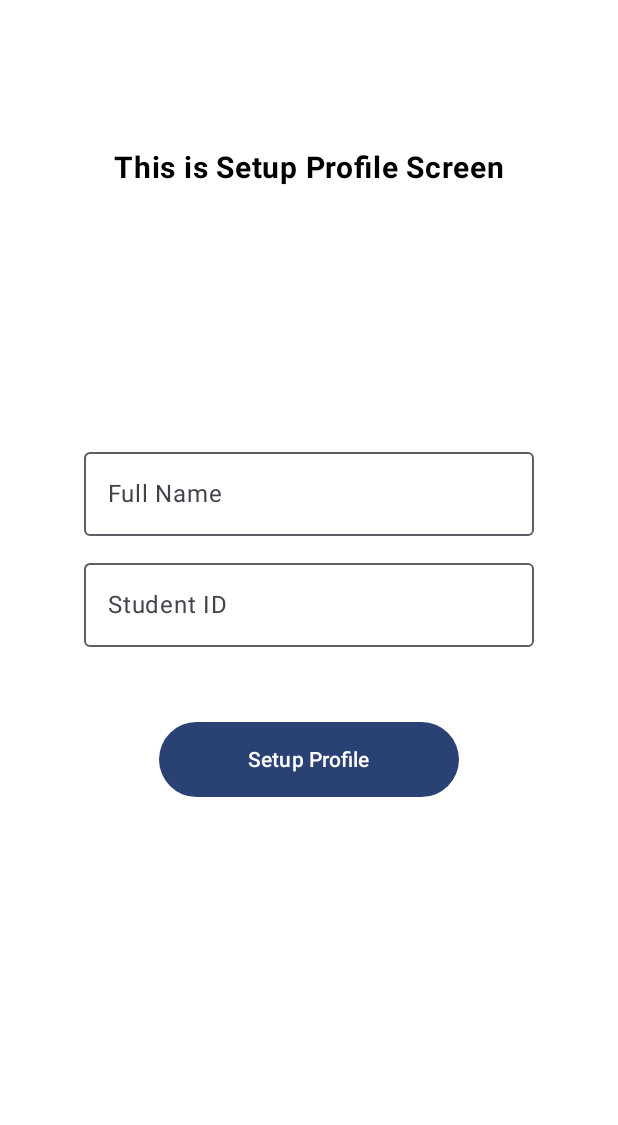
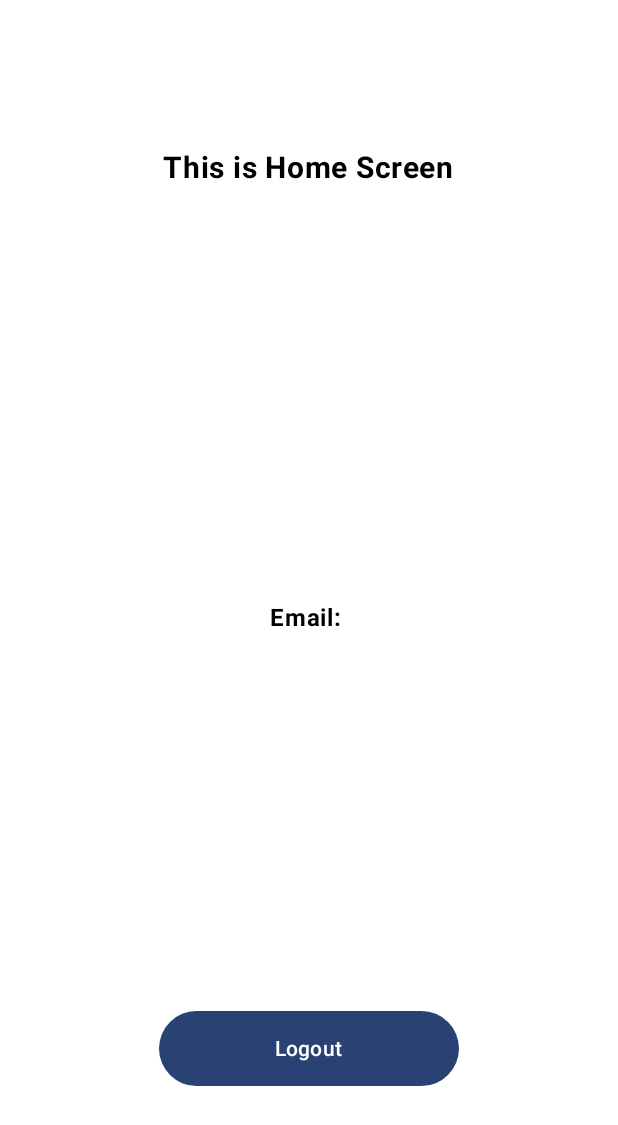
Before and after one commit to delon-nazara/campus-project-pm-end-semester, an Android app built with Jetpack Compose: the composable App shown on its own in the app's theme, after a tap on "Setup Profile", on a phone screen of 412 x 824 dp. Shown: the top 1125 px of the screen. Run offline under Robolectric (Android 15) with nearby library versions, the phone set to English and light mode, and no system bars; our stand-ins replace Firebase (no records; nobody signed in at launch, a user with empty details on screens opened directly).

```diff
--- a/app/src/main/java/com/example/proyekakhirpemrogramanmobile/utils/Navigation.kt
+++ b/app/src/main/java/com/example/proyekakhirpemrogramanmobile/utils/Navigation.kt
@@ -1,9 +1,7 @@
 package com.example.proyekakhirpemrogramanmobile.utils
 
 import android.content.Context
-import android.util.Log
 import androidx.compose.runtime.Composable
-import androidx.compose.runtime.LaunchedEffect
 import androidx.compose.runtime.collectAsState
 import androidx.compose.runtime.getValue
 import androidx.compose.runtime.rememberCoroutineScope
@@ -24,6 +22,7 @@ import kotlinx.coroutines.launch
 
 @Composable
 fun App(context: Context) {
+
     val authenticationViewModel: AuthenticationViewModel = viewModel()
     val userState by authenticationViewModel.userState.collectAsState()
 
@@ -32,19 +31,27 @@ fun App(context: Context) {
     val navController: NavHostController = rememberNavController()
     val coroutineScope: CoroutineScope = rememberCoroutineScope()
 
-    val startDestination =
-        if (userState == null) {
-            "base_screen"
-        } else if (!databaseViewModel.userExistInDatabase(userState!!.uid)) {
-            "setup_profile_screen"
-        } else {
-            "home_screen"
-        }
-
     NavHost(
         navController = navController,
-        startDestination = startDestination
+        startDestination = "base_screen"
     ) {
+        coroutineScope.launch {
+            if (userState != null) {
+                if (databaseViewModel.userExistInDatabase(userState!!.uid)) {
+                    navController.navigate("home_screen") {
+                        popUpTo(0) {
+                            inclusive = true
+                        }
+                    }
+                } else {
+                    navController.navigate("setup_profile_screen") {
+                        popUpTo(0) {
+                            inclusive = true
+                        }
+                    }
+                }
+            }
+        }
         composable("base_screen") {
             BaseScreen(
                 onRegisterScreenButton = {
@@ -70,22 +77,15 @@ fun App(context: Context) {
                         showToast(context, "Email or password cannot be empty")
                     } else {
                         coroutineScope.launch {
-                            val registerResult = authenticationViewModel.register(email, password)
-                            if (registerResult == "Successful") {
-                                val saveUserResult = databaseViewModel.saveUserToDatabase(userState!!)
-                                if (saveUserResult == "Successful") {
-                                    showToast(context, "Successful")
-                                    navController.navigate("setup_profile_screen") {
-                                        popUpTo(0) {
-                                            inclusive = true
-                                        }
+                            val result = authenticationViewModel.register(email, password)
+                            if (result == "Successful") {
+                                navController.navigate("setup_profile_screen") {
+                                    popUpTo(0) {
+                                        inclusive = true
                                     }
-                                } else {
-                                    showToast(context, saveUserResult)
                                 }
-                            } else {
-                                showToast(context, registerResult)
                             }
+                            showToast(context, result)
                         }
                     }
                 },
@@ -143,7 +143,17 @@ fun App(context: Context) {
         composable("setup_profile_screen") {
             SetupProfileScreen(
                 onSetupProfileButtonClicked = { fullName, studentId ->
-
+                    coroutineScope.launch {
+                        val result = databaseViewModel.saveUserToDatabase(userState!!, fullName, studentId)
+                        if (result == "Successful") {
+                            navController.navigate("home_screen") {
+                                popUpTo(0) {
+                                    inclusive = true
+                                }
+                            }
+                        }
+                        showToast(context, result)
+                    }
                 }
             )
         }
@@ -162,4 +172,5 @@ fun App(context: Context) {
             )
         }
     }
+
 }
--- a/app/src/main/java/com/example/proyekakhirpemrogramanmobile/view/SetupProfileScreen.kt
+++ b/app/src/main/java/com/example/proyekakhirpemrogramanmobile/view/SetupProfileScreen.kt
@@ -20,7 +20,6 @@ import androidx.compose.ui.Alignment
 import androidx.compose.ui.Modifier
 import androidx.compose.ui.res.stringResource
 import androidx.compose.ui.text.font.FontWeight
-import androidx.compose.ui.text.input.PasswordVisualTransformation
 import androidx.compose.ui.unit.dp
 import androidx.compose.ui.unit.sp
 import com.example.proyekakhirpemrogramanmobile.R
--- a/app/src/main/java/com/example/proyekakhirpemrogramanmobile/viewmodel/DatabaseViewModel.kt
+++ b/app/src/main/java/com/example/proyekakhirpemrogramanmobile/viewmodel/DatabaseViewModel.kt
@@ -1,7 +1,6 @@
 package com.example.proyekakhirpemrogramanmobile.viewmodel
 
 import androidx.lifecycle.ViewModel
-import com.example.proyekakhirpemrogramanmobile.utils.showToast
 import com.google.firebase.auth.FirebaseUser
 import com.google.firebase.firestore.FieldValue
 import com.google.firebase.firestore.FirebaseFirestore
@@ -15,12 +14,14 @@ class DatabaseViewModel : ViewModel() {
     private val database: FirebaseFirestore = Firebase.firestore
     private val usersRef = database.collection("users")
 
-    suspend fun saveUserToDatabase(user: FirebaseUser): String {
+    suspend fun saveUserToDatabase(user: FirebaseUser, fullName: String, studentId: String): String {
         return try {
             usersRef
                 .document(user.uid)
                 .set(
                     hashMapOf(
+                        "fullName" to fullName,
+                        "studentId" to studentId,
                         "email" to user.email,
                         "createdAt" to FieldValue.serverTimestamp()
                     )
@@ -32,15 +33,16 @@ class DatabaseViewModel : ViewModel() {
         }
     }
 
-    fun userExistInDatabase(userId: String): Boolean {
-        var result = false
-        usersRef
-            .document(userId)
-            .get()
-            .addOnSuccessListener {
-                result = true
-            }
-        return result
+    suspend fun userExistInDatabase(userId: String): Boolean {
+        return try {
+            val userDocument = usersRef
+                .document(userId)
+                .get()
+                .await()
+            userDocument.exists()
+        } catch(e: FirebaseFirestoreException) {
+            false
+        }
     }
 
 }
```
